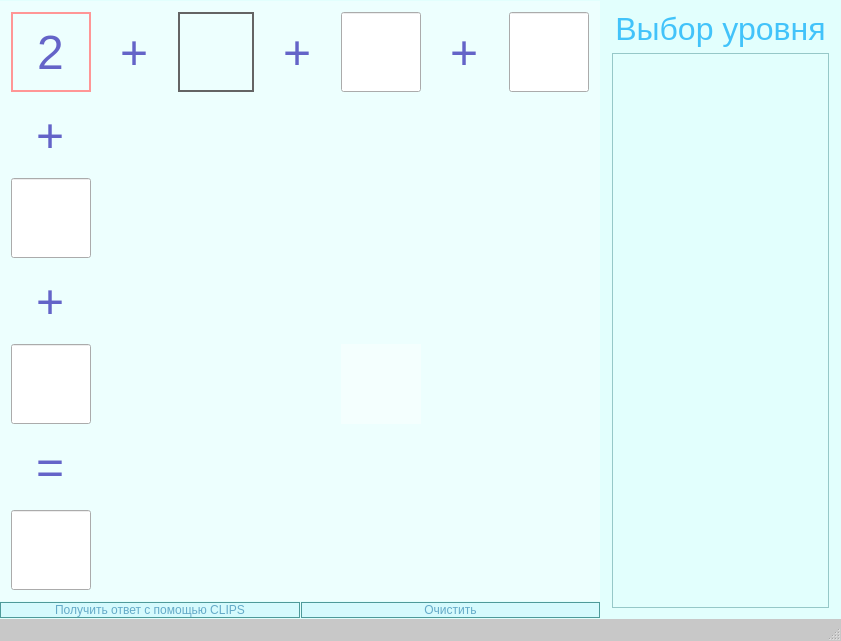
The window that PersonalProject/GameWithCLIPS/mainwindow.ui (andrej22116/IIS_Practik) describes before a commit, drawn with Qt 5.
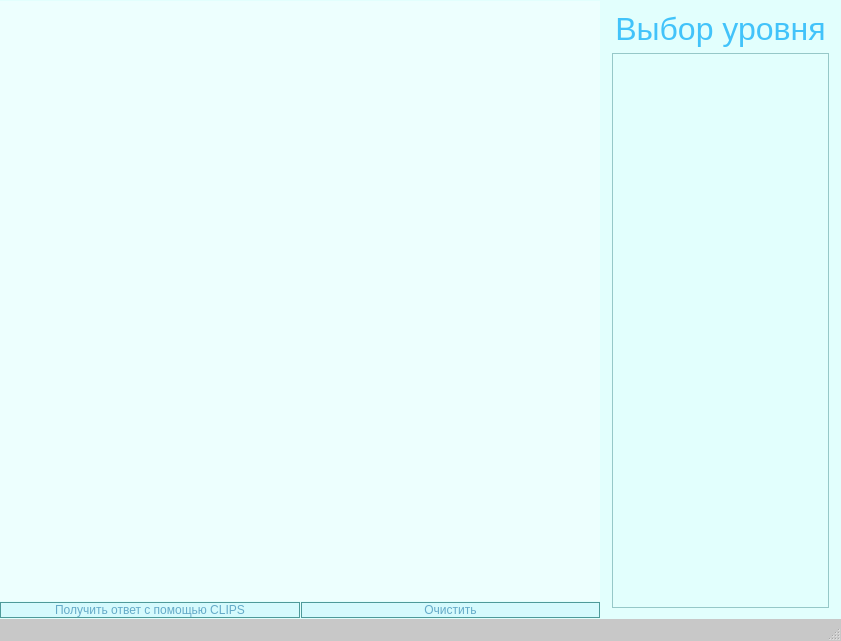
The same window after the commit. Custom widgets are drawn as their Qt base class.

What changed in the file:
```diff
--- a/PersonalProject/GameWithCLIPS/mainwindow.ui
+++ b/PersonalProject/GameWithCLIPS/mainwindow.ui
@@ -135,561 +135,7 @@
 	text-align: center;
 }</string>
          </property>
-         <layout class="QGridLayout" name="gridLayout_3">
-          <item row="1" column="0">
-           <widget class="NumberEditLine" name="lineEdit_11">
-            <property name="enabled">
-             <bool>true</bool>
-            </property>
-            <property name="maximumSize">
-             <size>
-              <width>80</width>
-              <height>80</height>
-             </size>
-            </property>
-            <property name="font">
-             <font>
-              <pointsize>36</pointsize>
-             </font>
-            </property>
-            <property name="styleSheet">
-             <string notr="true">/*.QLineEdit{*/
-QLineEdit {
-	background-color: rgba(255, 255, 255, 0);
-	border: 0px solid rgb(255, 150, 150);
-	font-size: 36pt;
-	color: rgb(100, 100, 200);
-	text-align: center;
-}</string>
-            </property>
-            <property name="inputMask">
-             <string notr="true"/>
-            </property>
-            <property name="text">
-             <string notr="true">+</string>
-            </property>
-            <property name="maxLength">
-             <number>2</number>
-            </property>
-            <property name="frame">
-             <bool>true</bool>
-            </property>
-            <property name="cursorPosition">
-             <number>1</number>
-            </property>
-            <property name="alignment">
-             <set>Qt::AlignCenter</set>
-            </property>
-            <property name="dragEnabled">
-             <bool>true</bool>
-            </property>
-            <property name="readOnly">
-             <bool>true</bool>
-            </property>
-            <property name="placeholderText">
-             <string/>
-            </property>
-            <property name="cursorMoveStyle">
-             <enum>Qt::LogicalMoveStyle</enum>
-            </property>
-            <property name="clearButtonEnabled">
-             <bool>false</bool>
-            </property>
-           </widget>
-          </item>
-          <item row="0" column="2">
-           <widget class="QLineEdit" name="lineEdit_5">
-            <property name="maximumSize">
-             <size>
-              <width>80</width>
-              <height>80</height>
-             </size>
-            </property>
-            <property name="font">
-             <font>
-              <pointsize>36</pointsize>
-              <weight>75</weight>
-              <bold>true</bold>
-             </font>
-            </property>
-            <property name="styleSheet">
-             <string notr="true">.QLineEdit{
-	background-color: rgba(255, 255, 255, 0);
-	border: 2px solid rgb(100, 100, 100);
-	border-radius: 40%;
-}</string>
-            </property>
-            <property name="inputMask">
-             <string/>
-            </property>
-            <property name="maxLength">
-             <number>2</number>
-            </property>
-            <property name="alignment">
-             <set>Qt::AlignCenter</set>
-            </property>
-           </widget>
-          </item>
-          <item row="4" column="0">
-           <widget class="QLineEdit" name="lineEdit_4">
-            <property name="maximumSize">
-             <size>
-              <width>80</width>
-              <height>80</height>
-             </size>
-            </property>
-            <property name="font">
-             <font>
-              <pointsize>48</pointsize>
-             </font>
-            </property>
-            <property name="inputMask">
-             <string>dd</string>
-            </property>
-           </widget>
-          </item>
-          <item row="6" column="0">
-           <widget class="QLineEdit" name="lineEdit_2">
-            <property name="maximumSize">
-             <size>
-              <width>80</width>
-              <height>80</height>
-             </size>
-            </property>
-            <property name="font">
-             <font>
-              <pointsize>48</pointsize>
-             </font>
-            </property>
-            <property name="inputMask">
-             <string>dd</string>
-            </property>
-           </widget>
-          </item>
-          <item row="2" column="0">
-           <widget class="QLineEdit" name="lineEdit_3">
-            <property name="maximumSize">
-             <size>
-              <width>80</width>
-              <height>80</height>
-             </size>
-            </property>
-            <property name="font">
-             <font>
-              <pointsize>48</pointsize>
-             </font>
-            </property>
-            <property name="inputMask">
-             <string>dd</string>
-            </property>
-           </widget>
-          </item>
-          <item row="0" column="4">
-           <widget class="QLineEdit" name="lineEdit_6">
-            <property name="maximumSize">
-             <size>
-              <width>80</width>
-              <height>80</height>
-             </size>
-            </property>
-            <property name="font">
-             <font>
-              <pointsize>48</pointsize>
-             </font>
-            </property>
-            <property name="inputMask">
-             <string>dd</string>
-            </property>
-            <property name="text">
-             <string/>
-            </property>
-           </widget>
-          </item>
-          <item row="0" column="6">
-           <widget class="QLineEdit" name="lineEdit_7">
-            <property name="maximumSize">
-             <size>
-              <width>80</width>
-              <height>80</height>
-             </size>
-            </property>
-            <property name="font">
-             <font>
-              <pointsize>48</pointsize>
-             </font>
-            </property>
-            <property name="inputMask">
-             <string>dd</string>
-            </property>
-           </widget>
-          </item>
-          <item row="0" column="0">
-           <widget class="NumberEditLine" name="lineEdit">
-            <property name="enabled">
-             <bool>true</bool>
-            </property>
-            <property name="maximumSize">
-             <size>
-              <width>80</width>
-              <height>80</height>
-             </size>
-            </property>
-            <property name="font">
-             <font>
-              <pointsize>36</pointsize>
-             </font>
-            </property>
-            <property name="styleSheet">
-             <string notr="true">/*.QLineEdit{*/
-QLineEdit {
-	background-color: rgba(255, 255, 255, 0);
-	border: 2px solid rgb(255, 150, 150);
-	font-size: 36pt;
-	color: rgb(100, 100, 200);
-	text-align: right;
-}</string>
-            </property>
-            <property name="inputMask">
-             <string notr="true"/>
-            </property>
-            <property name="text">
-             <string notr="true">2</string>
-            </property>
-            <property name="maxLength">
-             <number>2</number>
-            </property>
-            <property name="frame">
-             <bool>true</bool>
-            </property>
-            <property name="cursorPosition">
-             <number>1</number>
-            </property>
-            <property name="alignment">
-             <set>Qt::AlignCenter</set>
-            </property>
-            <property name="dragEnabled">
-             <bool>true</bool>
-            </property>
-            <property name="placeholderText">
-             <string/>
-            </property>
-            <property name="cursorMoveStyle">
-             <enum>Qt::LogicalMoveStyle</enum>
-            </property>
-            <property name="clearButtonEnabled">
-             <bool>false</bool>
-            </property>
-           </widget>
-          </item>
-          <item row="0" column="5">
-           <widget class="NumberEditLine" name="lineEdit_10">
-            <property name="enabled">
-             <bool>true</bool>
-            </property>
-            <property name="maximumSize">
-             <size>
-              <width>80</width>
-              <height>80</height>
-             </size>
-            </property>
-            <property name="font">
-             <font>
-              <pointsize>36</pointsize>
-             </font>
-            </property>
-            <property name="styleSheet">
-             <string notr="true">/*.QLineEdit{*/
-QLineEdit {
-	background-color: rgba(255, 255, 255, 0);
-	border: 0px solid rgb(255, 150, 150);
-	font-size: 36pt;
-	color: rgb(100, 100, 200);
-	text-align: center;
-}</string>
-            </property>
-            <property name="inputMask">
-             <string notr="true"/>
-            </property>
-            <property name="text">
-             <string notr="true">+</string>
-            </property>
-            <property name="maxLength">
-             <number>2</number>
-            </property>
-            <property name="frame">
-             <bool>true</bool>
-            </property>
-            <property name="cursorPosition">
-             <number>1</number>
-            </property>
-            <property name="alignment">
-             <set>Qt::AlignCenter</set>
-            </property>
-            <property name="dragEnabled">
-             <bool>true</bool>
-            </property>
-            <property name="readOnly">
-             <bool>true</bool>
-            </property>
-            <property name="placeholderText">
-             <string/>
-            </property>
-            <property name="cursorMoveStyle">
-             <enum>Qt::LogicalMoveStyle</enum>
-            </property>
-            <property name="clearButtonEnabled">
-             <bool>false</bool>
-            </property>
-           </widget>
-          </item>
-          <item row="4" column="4">
-           <widget class="QWidget" name="widget" native="true"/>
-          </item>
-          <item row="0" column="1">
-           <widget class="NumberEditLine" name="lineEdit_8">
-            <property name="enabled">
-             <bool>true</bool>
-            </property>
-            <property name="maximumSize">
-             <size>
-              <width>80</width>
-              <height>80</height>
-             </size>
-            </property>
-            <property name="font">
-             <font>
-              <pointsize>36</pointsize>
-             </font>
-            </property>
-            <property name="styleSheet">
-             <string notr="true">/*.QLineEdit{*/
-QLineEdit {
-	background-color: rgba(255, 255, 255, 0);
-	border: 0px solid rgb(255, 150, 150);
-	font-size: 36pt;
-	color: rgb(100, 100, 200);
-	text-align: center;
-}</string>
-            </property>
-            <property name="inputMask">
-             <string notr="true"/>
-            </property>
-            <property name="text">
-             <string notr="true">+</string>
-            </property>
-            <property name="maxLength">
-             <number>2</number>
-            </property>
-            <property name="frame">
-             <bool>true</bool>
-            </property>
-            <property name="cursorPosition">
-             <number>1</number>
-            </property>
-            <property name="alignment">
-             <set>Qt::AlignCenter</set>
-            </property>
-            <property name="dragEnabled">
-             <bool>true</bool>
-            </property>
-            <property name="readOnly">
-             <bool>true</bool>
-            </property>
-            <property name="placeholderText">
-             <string/>
-            </property>
-            <property name="cursorMoveStyle">
-             <enum>Qt::LogicalMoveStyle</enum>
-            </property>
-            <property name="clearButtonEnabled">
-             <bool>false</bool>
-            </property>
-           </widget>
-          </item>
-          <item row="3" column="0">
-           <widget class="NumberEditLine" name="lineEdit_12">
-            <property name="enabled">
-             <bool>true</bool>
-            </property>
-            <property name="maximumSize">
-             <size>
-              <width>80</width>
-              <height>80</height>
-             </size>
-            </property>
-            <property name="font">
-             <font>
-              <pointsize>36</pointsize>
-             </font>
-            </property>
-            <property name="styleSheet">
-             <string notr="true">/*.QLineEdit{*/
-QLineEdit {
-	background-color: rgba(255, 255, 255, 0);
-	border: 0px solid rgb(255, 150, 150);
-	font-size: 36pt;
-	color: rgb(100, 100, 200);
-	text-align: center;
-}</string>
-            </property>
-            <property name="inputMask">
-             <string notr="true"/>
-            </property>
-            <property name="text">
-             <string notr="true">+</string>
-            </property>
-            <property name="maxLength">
-             <number>2</number>
-            </property>
-            <property name="frame">
-             <bool>true</bool>
-            </property>
-            <property name="cursorPosition">
-             <number>1</number>
-            </property>
-            <property name="alignment">
-             <set>Qt::AlignCenter</set>
-            </property>
-            <property name="dragEnabled">
-             <bool>true</bool>
-            </property>
-            <property name="readOnly">
-             <bool>true</bool>
-            </property>
-            <property name="placeholderText">
-             <string/>
-            </property>
-            <property name="cursorMoveStyle">
-             <enum>Qt::LogicalMoveStyle</enum>
-            </property>
-            <property name="clearButtonEnabled">
-             <bool>false</bool>
-            </property>
-           </widget>
-          </item>
-          <item row="0" column="3">
-           <widget class="NumberEditLine" name="lineEdit_9">
-            <property name="enabled">
-             <bool>true</bool>
-            </property>
-            <property name="maximumSize">
-             <size>
-              <width>80</width>
-              <height>80</height>
-             </size>
-            </property>
-            <property name="font">
-             <font>
-              <pointsize>36</pointsize>
-             </font>
-            </property>
-            <property name="styleSheet">
-             <string notr="true">/*.QLineEdit{*/
-QLineEdit {
-	background-color: rgba(255, 255, 255, 0);
-	border: 0px solid rgb(255, 150, 150);
-	font-size: 36pt;
-	color: rgb(100, 100, 200);
-	text-align: center;
-}</string>
-            </property>
-            <property name="inputMask">
-             <string notr="true"/>
-            </property>
-            <property name="text">
-             <string notr="true">+</string>
-            </property>
-            <property name="maxLength">
-             <number>2</number>
-            </property>
-            <property name="frame">
-             <bool>true</bool>
-            </property>
-            <property name="cursorPosition">
-             <number>1</number>
-            </property>
-            <property name="alignment">
-             <set>Qt::AlignCenter</set>
-            </property>
-            <property name="dragEnabled">
-             <bool>true</bool>
-            </property>
-            <property name="readOnly">
-             <bool>true</bool>
-            </property>
-            <property name="placeholderText">
-             <string/>
-            </property>
-            <property name="cursorMoveStyle">
-             <enum>Qt::LogicalMoveStyle</enum>
-            </property>
-            <property name="clearButtonEnabled">
-             <bool>false</bool>
-            </property>
-           </widget>
-          </item>
-          <item row="5" column="0">
-           <widget class="NumberEditLine" name="lineEdit_13">
-            <property name="enabled">
-             <bool>true</bool>
-            </property>
-            <property name="maximumSize">
-             <size>
-              <width>80</width>
-              <height>80</height>
-             </size>
-            </property>
-            <property name="font">
-             <font>
-              <pointsize>36</pointsize>
-             </font>
-            </property>
-            <property name="styleSheet">
-             <string notr="true">/*.QLineEdit{*/
-QLineEdit {
-	background-color: rgba(255, 255, 255, 0);
-	border: 0px solid rgb(255, 150, 150);
-	font-size: 36pt;
-	color: rgb(100, 100, 200);
-	text-align: center;
-}</string>
-            </property>
-            <property name="inputMask">
-             <string notr="true"/>
-            </property>
-            <property name="text">
-             <string notr="true">=</string>
-            </property>
-            <property name="maxLength">
-             <number>2</number>
-            </property>
-            <property name="frame">
-             <bool>true</bool>
-            </property>
-            <property name="cursorPosition">
-             <number>1</number>
-            </property>
-            <property name="alignment">
-             <set>Qt::AlignCenter</set>
-            </property>
-            <property name="dragEnabled">
-             <bool>true</bool>
-            </property>
-            <property name="readOnly">
-             <bool>true</bool>
-            </property>
-            <property name="placeholderText">
-             <string/>
-            </property>
-            <property name="cursorMoveStyle">
-             <enum>Qt::LogicalMoveStyle</enum>
-            </property>
-            <property name="clearButtonEnabled">
-             <bool>false</bool>
-            </property>
-           </widget>
-          </item>
-         </layout>
+         <layout class="QGridLayout" name="gridLayout_3"/>
         </widget>
        </item>
       </layout>
@@ -778,13 +224,6 @@
   </action>
  </widget>
  <layoutdefault spacing="6" margin="11"/>
- <customwidgets>
-  <customwidget>
-   <class>NumberEditLine</class>
-   <extends>QLineEdit</extends>
-   <header>numbereditline.h</header>
-  </customwidget>
- </customwidgets>
  <resources/>
  <connections/>
 </ui>
```
